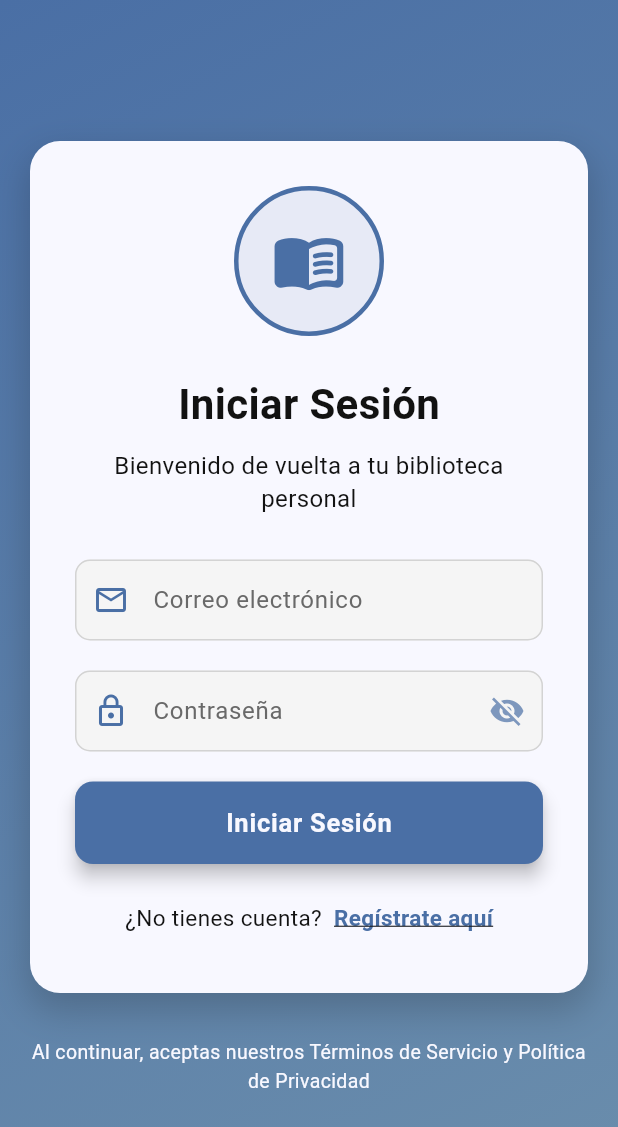
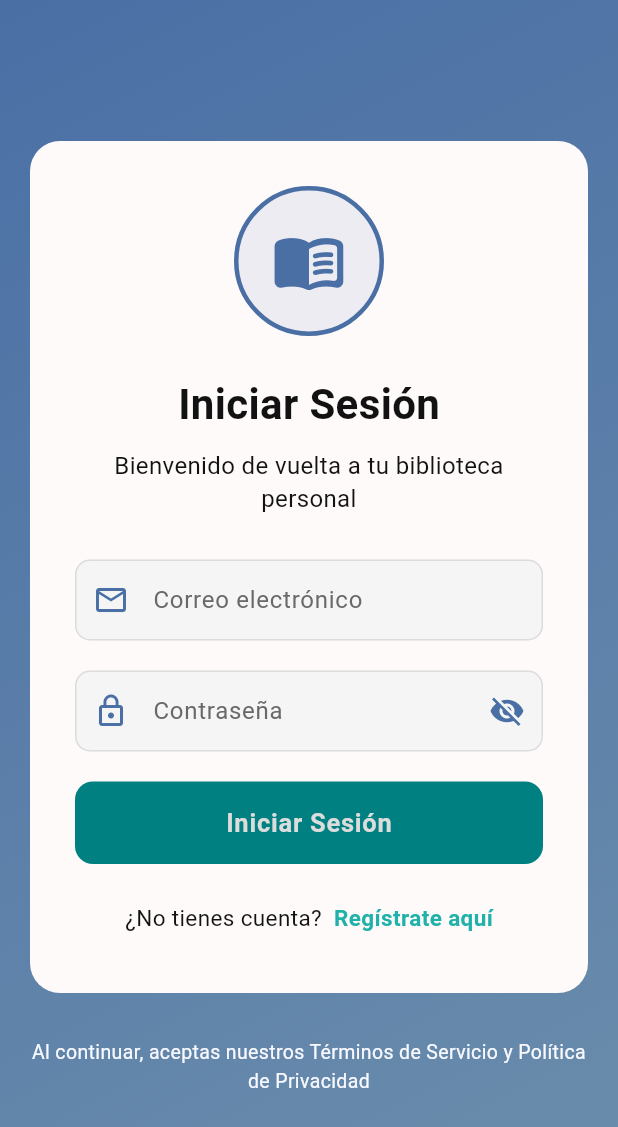
Before and after one commit to CristianB761/Bookworm-2, a Flutter app: the screen it shows after launch, on a phone screen of 412 x 824 dp. Shown: the top 1127 px of the screen. Run offline on Flutter 3.47's test engine with Material 3 defaults, Android fonts, the phone set to English and light mode, and no system bars; our stand-ins replace cloud_firestore, connectivity_plus, firebase_auth, firebase_core, firebase_storage, fl_chart and 3 more; accounts and stored records are empty.

Commit message:
M. Oscuro y Claro en Autenticación #2

```diff
--- a/lib/autenticacion.dart
+++ b/lib/autenticacion.dart
@@ -25,6 +25,18 @@ class _EstadoPantallaAuth extends State<Autenticacion> {
   bool _estaCargando = false;
 
   final _auth = FirebaseAuth.instance;
+
+  final Map<String, bool> _hoverInputs = {
+    'email': false,
+    'password': false,
+    'confirmar': false,
+    'nombre': false,
+  };
+
+  bool _hoverBoton = false;
+  bool _hoverRegistro = false;
+  bool _hoverIconoPass = false;
+  bool _hoverIconoConfirm = false;
 
   @override
   void dispose() {
@@ -175,7 +187,7 @@ class _EstadoPantallaAuth extends State<Autenticacion> {
     ScaffoldMessenger.of(context).clearSnackBars();
     ScaffoldMessenger.of(context).showSnackBar(
       SnackBar(
-        content: Text(mensaje, style: const TextStyle(color: Color(0xFFf8f8ff))),
+        content: Text(mensaje, style: const TextStyle(color: Color(0xFFfffafa))),
         backgroundColor: color,
         behavior: SnackBarBehavior.floating,
         duration: Duration(seconds: color == Color(0xFF32cd32) ? 3 : 5),
@@ -199,24 +211,53 @@ class _EstadoPantallaAuth extends State<Autenticacion> {
     bool textoOculto = false,
     VoidCallback? alAlternarVisibilidad,
     TextInputType? tipoTeclado,
-    required Color inputFillColor,
-    required Color inputBorderColor,
+    required String hoverKey,
+    required bool isHovered,
+    required ValueChanged<bool> onHover,
+    required Color fillColorNormal,
+    required Color fillColorHover,
+    required Color borderColor,
     required Color inputTextColor,
-    required Color labelColor,
   }) {
-    return TextFormField(
+    return MouseRegion(
+      onEnter: (_) => onHover(true),
+      onExit: (_) => onHover(false),
+      child: TextFormField(
         controller: controlador,
         decoration: InputDecoration(
           labelText: etiqueta,
-        labelStyle: TextStyle(color: labelColor),
+          labelStyle: const TextStyle(
+            color: Color(0xFF696969),
+            fontWeight: FontWeight.normal,
+          ),
+          floatingLabelStyle: const TextStyle(
+            color: Color(0xFF696969),
+            fontWeight: FontWeight.bold,
+          ),
           prefixIcon: Icon(icono, color: AppColores.primario),
           suffixIcon: alAlternarVisibilidad != null
-            ? IconButton(
+              ? MouseRegion(
+                  onEnter: (_) => setState(() {
+                    if (hoverKey == 'password') _hoverIconoPass = true;
+                    if (hoverKey == 'confirmar') _hoverIconoConfirm = true;
+                  }),
+                  onExit: (_) => setState(() {
+                    if (hoverKey == 'password') _hoverIconoPass = false;
+                    if (hoverKey == 'confirmar') _hoverIconoConfirm = false;
+                  }),
+                  child: IconButton(
                     icon: Icon(
                       textoOculto ? Icons.visibility_off : Icons.visibility,
-                  color: AppColores.primario.withValues(alpha: 0.7),
+                      color: (hoverKey == 'password' && _hoverIconoPass) || (hoverKey == 'confirmar' && _hoverIconoConfirm)
+                          ? const Color(0xFF008080)
+                          : AppColores.primario,
                     ),
                     onPressed: alAlternarVisibilidad,
+                    splashRadius: 0.1,
+                    style: ButtonStyle(
+                      overlayColor: MaterialStateProperty.all(Colors.transparent),
+                    ),
+                  ),
                 )
               : null,
           border: OutlineInputBorder(borderRadius: BorderRadius.circular(10)),
@@ -225,17 +266,18 @@ class _EstadoPantallaAuth extends State<Autenticacion> {
             borderSide: const BorderSide(color: AppColores.primario, width: 2),
           ),
           enabledBorder: OutlineInputBorder(
-          borderRadius: const BorderRadius.all(Radius.circular(10)),
-          borderSide: BorderSide(color: inputBorderColor),
+            borderRadius: BorderRadius.all(Radius.circular(10)),
+            borderSide: BorderSide(color: borderColor),
           ),
           filled: true,
-        fillColor: inputFillColor,
+          fillColor: isHovered ? fillColorHover : fillColorNormal,
           contentPadding: const EdgeInsets.symmetric(vertical: 15, horizontal: 20),
         ),
         obscureText: textoOculto,
         enabled: !_estaCargando,
         keyboardType: tipoTeclado,
         style: TextStyle(fontSize: 16, color: inputTextColor),
+      ),
     );
   }
 
@@ -244,13 +286,13 @@ class _EstadoPantallaAuth extends State<Autenticacion> {
     final themeProvider = Provider.of<ThemeProvider>(context);
     final esModoOscuro = themeProvider.esModoOscuro;
 
-    final Color formularioFondo = esModoOscuro ? const Color(0xFF121212) : const Color(0xFFf8f8ff);
-    final Color formularioTexto = esModoOscuro ? const Color(0xFFd3d3d3) : const Color(0xFF121212);
-    final Color inputFillColor = esModoOscuro ? const Color(0xFF1e1e1e) : const Color(0xFFf5f5f5);
-    final Color inputBorderColor = esModoOscuro ? const Color(0xFF2c2c2c) : const Color(0xFFd3d3d3);
-    final Color inputTextColor = esModoOscuro ? const Color(0xFFf8f8ff) : const Color(0xFF0d0d0d);
-    final Color labelColor = esModoOscuro ? const Color(0xFF696969) : const Color(0xFF696969);
-    final Color piePaginaColor = esModoOscuro ? const Color(0xFFf8f8ff) : const Color(0xFFf8f8ff);
+    // Colores para modo claro y oscuro
+    final Color inputFillNormal = esModoOscuro ? const Color(0xFF1e1e1e) : const Color(0xFFf5f5f5);
+    final Color inputFillHover = esModoOscuro ? const Color(0xFF2c2c2c) : const Color(0xFFdcdcdc);
+    final Color inputBorderColor = esModoOscuro ? const Color(0xFF2c2c2c) : const Color(0xFFdcdcdc);
+    final Color inputTextColor = esModoOscuro ? const Color(0xFFfffafa) : const Color(0xFF121212);
+    final Color formularioTextoColor = esModoOscuro ? const Color(0xFFfffafa) : const Color(0xFF121212);
+    final Color piePaginaColor = esModoOscuro ? const Color(0xFFfffafa) : const Color(0xFFf8f8ff);
 
     return Scaffold(
       body: Container(
@@ -273,16 +315,8 @@ class _EstadoPantallaAuth extends State<Autenticacion> {
                   constraints: const BoxConstraints(maxWidth: 400),
                   padding: const EdgeInsets.all(30),
                   decoration: BoxDecoration(
-                    color: formularioFondo,
-                    borderRadius: BorderRadius.circular(20),
-                    boxShadow: [
-                      BoxShadow(
-                        color: Color(0xFF0d0d0d).withValues(alpha: 0.2),
-                        blurRadius: 20,
-                        spreadRadius: 2,
-                        offset: const Offset(0, 10),
-                      ),
-                    ],
+                    color: esModoOscuro ? const Color(0xFF121212) : const Color(0xFFfffafa),
+                    borderRadius: const BorderRadius.all(Radius.circular(20)),
                   ),
                   child: Column(
                     children: [
@@ -306,7 +340,7 @@ class _EstadoPantallaAuth extends State<Autenticacion> {
                         style: TextStyle(
                           fontSize: 28,
                           fontWeight: FontWeight.bold,
-                          color: formularioTexto,
+                          color: formularioTextoColor,
                         ),
                       ),
                       const SizedBox(height: 10),
@@ -316,7 +350,7 @@ class _EstadoPantallaAuth extends State<Autenticacion> {
                             : 'Únete a nuestra comunidad de lectores',
                         style: TextStyle(
                           fontSize: 16,
-                          color: formularioTexto,
+                          color: formularioTextoColor,
                           height: 1.4,
                         ),
                         textAlign: TextAlign.center,
@@ -328,10 +362,13 @@ class _EstadoPantallaAuth extends State<Autenticacion> {
                           'Nombre completo',
                           Icons.person_outline,
                           tipoTeclado: TextInputType.name,
-                          inputFillColor: inputFillColor,
-                          inputBorderColor: inputBorderColor,
+                          hoverKey: 'nombre',
+                          isHovered: _hoverInputs['nombre']!,
+                          onHover: (v) => setState(() => _hoverInputs['nombre'] = v),
+                          fillColorNormal: inputFillNormal,
+                          fillColorHover: inputFillHover,
+                          borderColor: inputBorderColor,
                           inputTextColor: inputTextColor,
-                          labelColor: labelColor,
                         ),
                         const SizedBox(height: 20),
                       ],
@@ -340,10 +377,13 @@ class _EstadoPantallaAuth extends State<Autenticacion> {
                         'Correo electrónico',
                         Icons.email_outlined,
                         tipoTeclado: TextInputType.emailAddress,
-                        inputFillColor: inputFillColor,
-                        inputBorderColor: inputBorderColor,
+                        hoverKey: 'email',
+                        isHovered: _hoverInputs['email']!,
+                        onHover: (v) => setState(() => _hoverInputs['email'] = v),
+                        fillColorNormal: inputFillNormal,
+                        fillColorHover: inputFillHover,
+                        borderColor: inputBorderColor,
                         inputTextColor: inputTextColor,
-                        labelColor: labelColor,
                       ),
                       const SizedBox(height: 20),
                       _construirCampoTexto(
@@ -354,10 +394,13 @@ class _EstadoPantallaAuth extends State<Autenticacion> {
                         alAlternarVisibilidad: _estaCargando
                             ? null
                             : () => setState(() => _passwordOculta = !_passwordOculta),
-                        inputFillColor: inputFillColor,
-                        inputBorderColor: inputBorderColor,
+                        hoverKey: 'password',
+                        isHovered: _hoverInputs['password']!,
+                        onHover: (v) => setState(() => _hoverInputs['password'] = v),
+                        fillColorNormal: inputFillNormal,
+                        fillColorHover: inputFillHover,
+                        borderColor: inputBorderColor,
                         inputTextColor: inputTextColor,
-                        labelColor: labelColor,
                       ),
                       const SizedBox(height: 20),
                       if (!_esLogin) ...[
@@ -369,10 +412,13 @@ class _EstadoPantallaAuth extends State<Autenticacion> {
                           alAlternarVisibilidad: _estaCargando
                               ? null
                               : () => setState(() => _confirmarPasswordOculta = !_confirmarPasswordOculta),
-                          inputFillColor: inputFillColor,
-                          inputBorderColor: inputBorderColor,
+                          hoverKey: 'confirmar',
+                          isHovered: _hoverInputs['confirmar']!,
+                          onHover: (v) => setState(() => _hoverInputs['confirmar'] = v),
+                          fillColorNormal: inputFillNormal,
+                          fillColorHover: inputFillHover,
+                          borderColor: inputBorderColor,
                           inputTextColor: inputTextColor,
-                          labelColor: labelColor,
                         ),
                         const SizedBox(height: 20),
                       ],
@@ -386,23 +432,29 @@ class _EstadoPantallaAuth extends State<Autenticacion> {
                                   strokeWidth: 3,
                                 ),
                               )
-                            : ElevatedButton(
+                            : MouseRegion(
+                                onEnter: (_) => setState(() => _hoverBoton = true),
+                                onExit: (_) => setState(() => _hoverBoton = false),
+                                child: ElevatedButton(
                                   onPressed: _enviarFormulario,
-                                style: ElevatedButton.styleFrom(
-                                  backgroundColor: AppColores.primario,
-                                  foregroundColor: const Color(0xFFf8f8ff),
-                                  elevation: 5,
-                                  shape: RoundedRectangleBorder(
-                                    borderRadius: BorderRadius.circular(12),
+                                  style: ButtonStyle(
+                                    backgroundColor: MaterialStateProperty.resolveWith((states) {
+                                      if (_hoverBoton) return const Color(0xFF20b2aa);
+                                      return const Color(0xFF008080);
+                                    }),
+                                    foregroundColor: MaterialStateProperty.resolveWith((states) {
+                                      if (_hoverBoton) return const Color(0xFFfffafa);
+                                      return const Color(0xFFdcdcdc);
+                                    }),
+                                    elevation: MaterialStateProperty.all(0),
+                                    shape: MaterialStateProperty.all(
+                                      RoundedRectangleBorder(borderRadius: BorderRadius.circular(12)),
                                     ),
-                                  padding: const EdgeInsets.symmetric(vertical: 15),
+                                    padding: MaterialStateProperty.all(const EdgeInsets.symmetric(vertical: 15)),
                                   ),
                                   child: Text(
                                     _esLogin ? 'Iniciar Sesión' : 'Crear Cuenta',
-                                  style: const TextStyle(
-                                    fontSize: 17,
-                                    fontWeight: FontWeight.w600,
-                                    letterSpacing: 0.5,
+                                    style: const TextStyle(fontSize: 17, fontWeight: FontWeight.w600, letterSpacing: 0.5),
                                   ),
                                 ),
                               ),
@@ -413,21 +465,21 @@ class _EstadoPantallaAuth extends State<Autenticacion> {
                         children: [
                           Text(
                             _esLogin ? '¿No tienes cuenta?' : '¿Ya tienes cuenta?',
-                            style: TextStyle(
-                              fontSize: 15,
-                              color: formularioTexto,
-                            ),
+                            style: TextStyle(fontSize: 15, color: formularioTextoColor),
                           ),
                           const SizedBox(width: 8),
-                          GestureDetector(
+                          MouseRegion(
+                            onEnter: (_) => setState(() => _hoverRegistro = true),
+                            onExit: (_) => setState(() => _hoverRegistro = false),
+                            child: GestureDetector(
                               onTap: _alternarModoAuth,
                               child: Text(
                                 _esLogin ? 'Regístrate aquí' : 'Inicia sesión aquí',
                                 style: TextStyle(
                                   fontSize: 15,
-                                fontWeight: FontWeight.w600,
-                                color: AppColores.primario,
-                                decoration: TextDecoration.underline,
+                                  fontWeight: FontWeight.bold,
+                                  color: _hoverRegistro ? const Color(0xFF008080) : const Color(0xFF20b2aa),
+                                ),
                               ),
                             ),
                           ),
@@ -440,10 +492,7 @@ class _EstadoPantallaAuth extends State<Autenticacion> {
                 const SizedBox(height: 30),
                 Text(
                   'Al continuar, aceptas nuestros Términos de Servicio y Política de Privacidad',
-                  style: TextStyle(
-                    fontSize: 13,
-                    color: piePaginaColor,
-                  ),
+                  style: TextStyle(fontSize: 13, color: piePaginaColor),
                   textAlign: TextAlign.center,
                 ),
               ],
```
Lines whose indentation alone changed are shown as unchanged.
